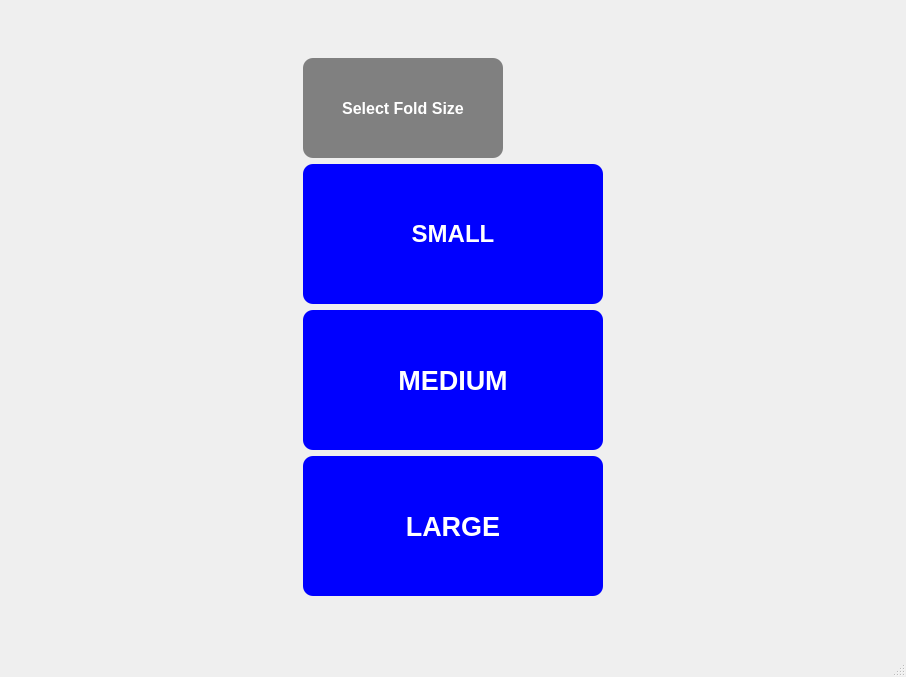
Old version of the form LaundroBot_UI/LaundroBot.ui in the repository nicholas-chung-cmu/LaundroBot.
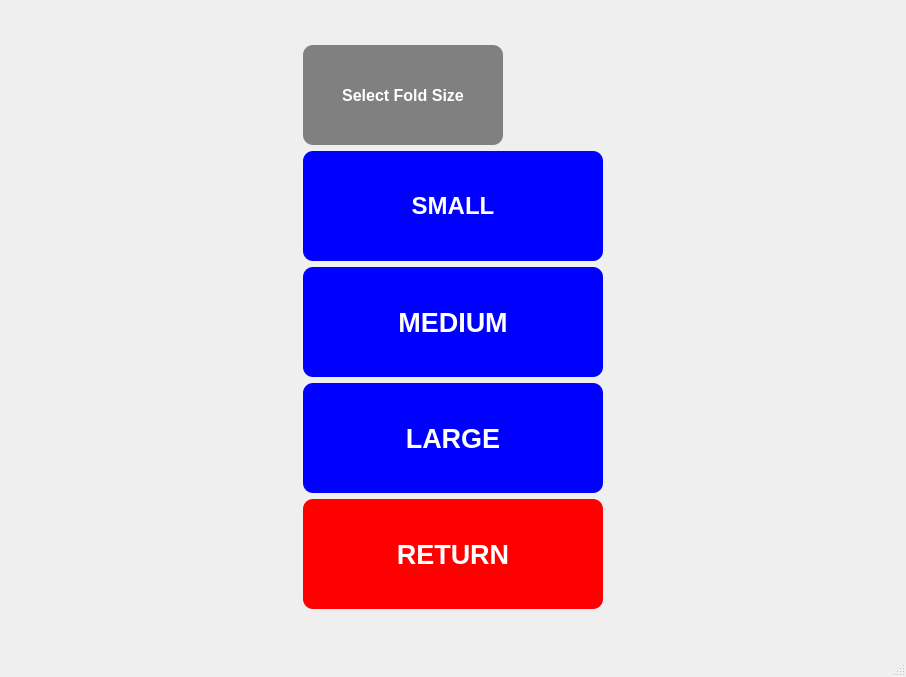
New version of the form. The open tabs and pages were chosen to show the change. Icons and pictures are not drawn.

The edit to the form file:
```diff
--- a/LaundroBot_UI/LaundroBot.ui
+++ b/LaundroBot_UI/LaundroBot.ui
@@ -370,7 +370,7 @@
               <property name="minimumSize">
                <size>
                 <width>300</width>
-                <height>140</height>
+                <height>110</height>
                </size>
               </property>
               <property name="maximumSize">
@@ -401,7 +401,7 @@
               <property name="minimumSize">
                <size>
                 <width>300</width>
-                <height>140</height>
+                <height>110</height>
                </size>
               </property>
               <property name="maximumSize">
@@ -432,7 +432,7 @@
               <property name="minimumSize">
                <size>
                 <width>300</width>
-                <height>140</height>
+                <height>110</height>
                </size>
               </property>
               <property name="maximumSize">
@@ -458,6 +458,31 @@
               </property>
              </widget>
             </item>
+            <item>
+             <widget class="QPushButton" name="returnButton">
+              <property name="minimumSize">
+               <size>
+                <width>300</width>
+                <height>110</height>
+               </size>
+              </property>
+              <property name="font">
+               <font>
+                <pointsize>20</pointsize>
+                <bold>true</bold>
+               </font>
+              </property>
+              <property name="styleSheet">
+               <string notr="true">background-color: red;
+color: white;
+font-weight: bold;
+border-radius: 10px;</string>
+              </property>
+              <property name="text">
+               <string>RETURN</string>
+              </property>
+             </widget>
+            </item>
            </layout>
           </item>
           <item>
```
Left out of the diff: 20 changed lines with no effect on the pictures.
